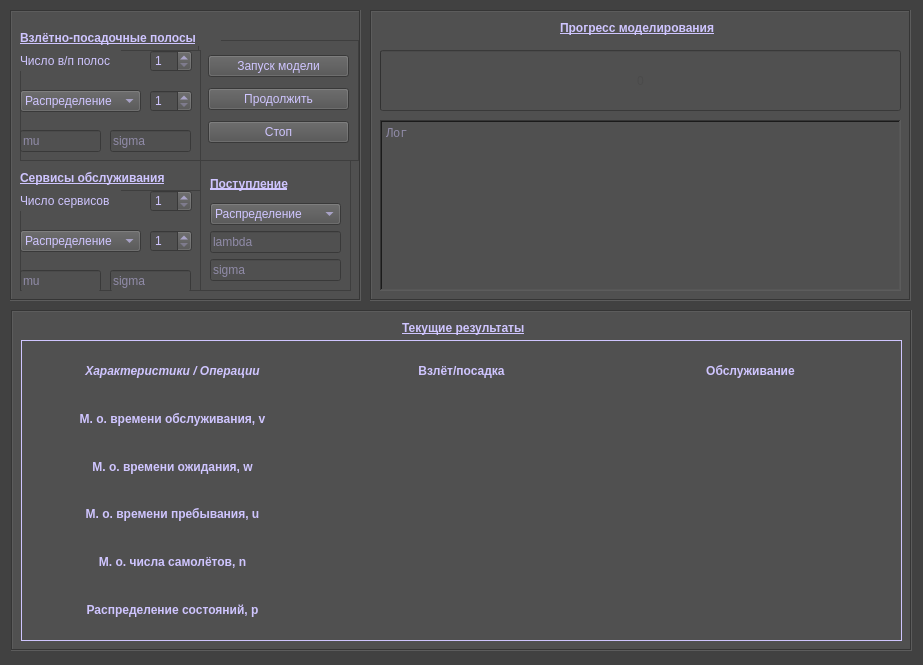
Lynxtail/AirportSimModel, file cool_window.ui: the form before one commit.
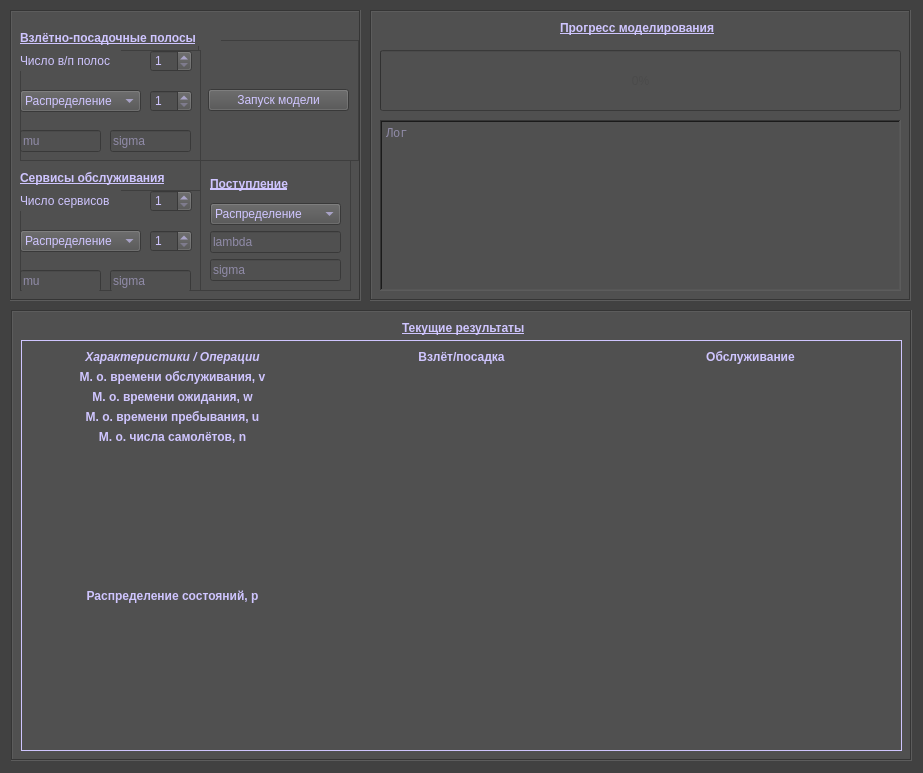
The form after the commit.

Commit message: upd interface

Diff of the .ui file:
```diff
--- a/cool_window.ui
+++ b/cool_window.ui
@@ -7,7 +7,7 @@
     <x>0</x>
     <y>0</y>
     <width>923</width>
-    <height>665</height>
+    <height>773</height>
    </rect>
   </property>
   <property name="minimumSize">
@@ -19,7 +19,7 @@
   <property name="maximumSize">
    <size>
     <width>923</width>
-    <height>665</height>
+    <height>1200</height>
    </size>
   </property>
   <property name="windowTitle">
@@ -275,7 +275,7 @@
       </item>
       <item>
        <property name="text">
-        <string>Эрланга (укажите порядок справа)</string>
+        <string>Эрланга</string>
        </property>
       </item>
       <item>
@@ -342,20 +342,6 @@
         </property>
        </widget>
       </item>
-      <item>
-       <widget class="QPushButton" name="pushButton_2">
-        <property name="text">
-         <string>Продолжить</string>
-        </property>
-       </widget>
-      </item>
-      <item>
-       <widget class="QPushButton" name="pushButton_3">
-        <property name="text">
-         <string>Стоп</string>
-        </property>
-       </widget>
-      </item>
      </layout>
     </widget>
     <widget class="QLabel" name="label_23">
@@ -438,7 +424,7 @@
         </item>
         <item>
          <property name="text">
-          <string>Экспоненциальное</string>
+          <string>Эрланга</string>
          </property>
         </item>
         <item>
@@ -519,7 +505,7 @@
       <string notr="true">color: rgb(74, 74, 74);</string>
      </property>
      <property name="maximum">
-      <number>1000000</number>
+      <number>100</number>
      </property>
      <property name="value">
       <number>0</number>
@@ -540,7 +526,7 @@
       <enum>QProgressBar::TopToBottom</enum>
      </property>
      <property name="format">
-      <string>%p</string>
+      <string>%p%</string>
      </property>
     </widget>
     <widget class="QLabel" name="label_3">
@@ -615,15 +601,27 @@
       <x>11</x>
       <y>310</y>
       <width>901</width>
-      <height>341</height>
+      <height>451</height>
      </rect>
     </property>
+    <property name="sizePolicy">
+     <sizepolicy hsizetype="Fixed" vsizetype="Expanding">
+      <horstretch>0</horstretch>
+      <verstretch>0</verstretch>
+     </sizepolicy>
+    </property>
     <property name="minimumSize">
      <size>
       <width>901</width>
       <height>341</height>
      </size>
     </property>
+    <property name="maximumSize">
+     <size>
+      <width>16777215</width>
+      <height>1800</height>
+     </size>
+    </property>
     <property name="styleSheet">
      <string notr="true">background-color: rgb(80, 80, 80);</string>
     </property>
@@ -639,24 +637,48 @@
        <x>10</x>
        <y>30</y>
        <width>881</width>
-       <height>301</height>
+       <height>411</height>
       </rect>
      </property>
+     <property name="sizePolicy">
+      <sizepolicy hsizetype="Fixed" vsizetype="Expanding">
+       <horstretch>0</horstretch>
+       <verstretch>0</verstretch>
+      </sizepolicy>
+     </property>
+     <property name="maximumSize">
+      <size>
+       <width>16777215</width>
+       <height>1800</height>
+      </size>
+     </property>
      <property name="frameShape">
       <enum>QFrame::Box</enum>
      </property>
      <property name="frameShadow">
       <enum>QFrame::Plain</enum>
      </property>
-     <widget class="QWidget" name="">
+     <widget class="QWidget" name="layoutWidget">
       <property name="geometry">
        <rect>
         <x>10</x>
         <y>10</y>
         <width>861</width>
-        <height>281</height>
+        <height>391</height>
        </rect>
       </property>
+      <property name="sizePolicy">
+       <sizepolicy hsizetype="Fixed" vsizetype="Expanding">
+        <horstretch>0</horstretch>
+        <verstretch>0</verstretch>
+       </sizepolicy>
+      </property>
+      <property name="maximumSize">
+       <size>
+        <width>16777215</width>
+        <height>1800</height>
+       </size>
+      </property>
       <layout class="QGridLayout" name="gridLayout">
        <item row="0" column="0">
         <widget class="QLabel" name="label_10">
@@ -853,6 +875,12 @@
        </item>
        <item row="5" column="0">
         <widget class="QLabel" name="label_9">
+         <property name="sizePolicy">
+          <sizepolicy hsizetype="Preferred" vsizetype="Expanding">
+           <horstretch>0</horstretch>
+           <verstretch>0</verstretch>
+          </sizepolicy>
+         </property>
          <property name="font">
           <font>
            <weight>75</weight>
@@ -869,6 +897,12 @@
        </item>
        <item row="5" column="1">
         <widget class="QLabel" name="label_18">
+         <property name="sizePolicy">
+          <sizepolicy hsizetype="Preferred" vsizetype="Expanding">
+           <horstretch>0</horstretch>
+           <verstretch>0</verstretch>
+          </sizepolicy>
+         </property>
          <property name="text">
           <string/>
          </property>
@@ -879,6 +913,12 @@
        </item>
        <item row="5" column="2">
         <widget class="QLabel" name="label_22">
+         <property name="sizePolicy">
+          <sizepolicy hsizetype="Preferred" vsizetype="Expanding">
+           <horstretch>0</horstretch>
+           <verstretch>0</verstretch>
+          </sizepolicy>
+         </property>
          <property name="text">
           <string/>
          </property>
```
The commit also changes 1 other file.
